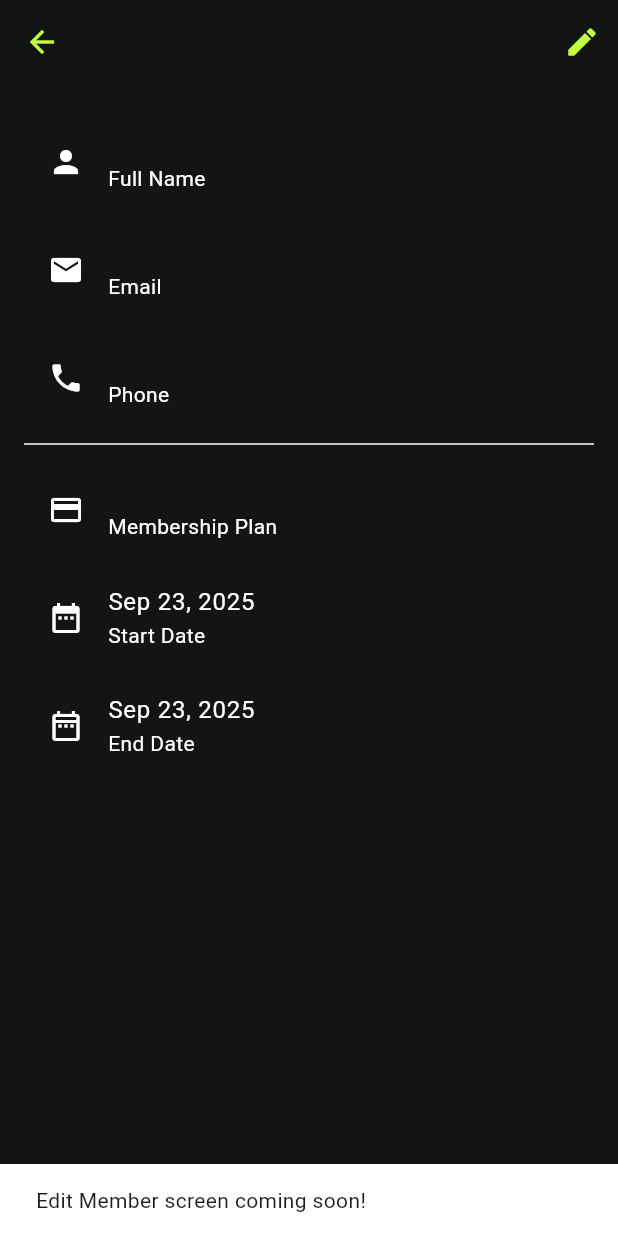
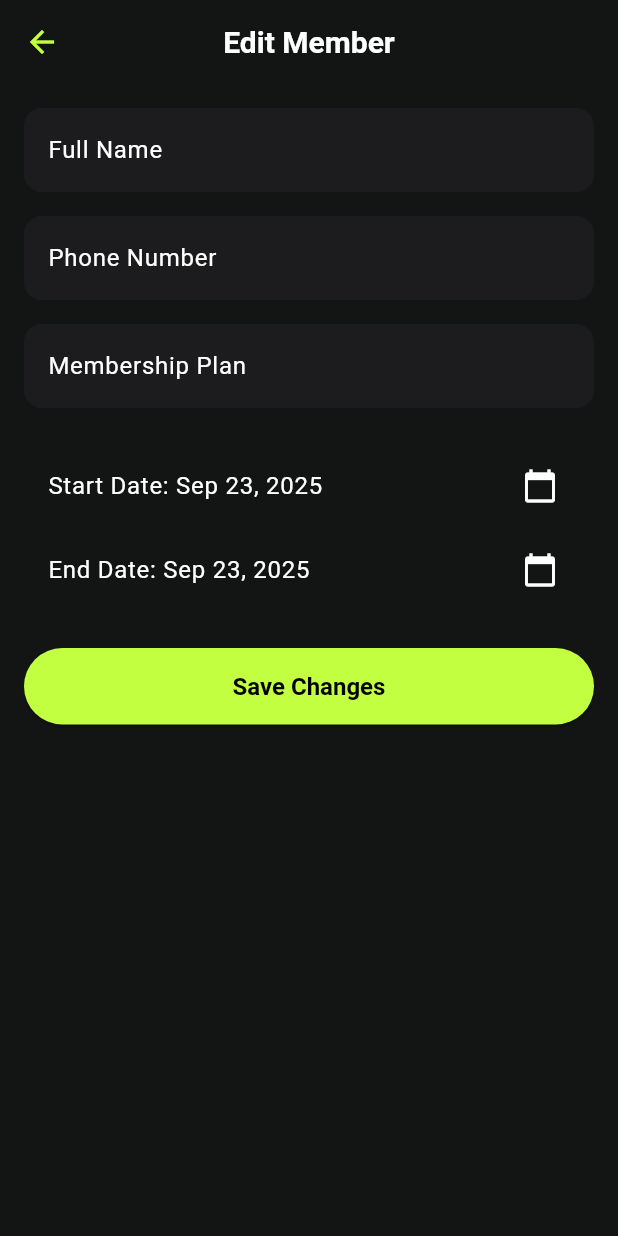
Before and after one commit to uzaka5944-lab/gym_management_app, a Flutter app: the AdminMemberDetailsScreen screen opened directly with empty values, after a tap on the "edit" icon, on a phone screen of 412 x 824 dp. Run offline on Flutter 3.47's test engine with Material 3 defaults, Android fonts, the phone set to English and light mode, and no system bars; our stand-ins replace supabase_flutter; accounts and stored records are empty; network calls fail; Roboto replaces fonts that are missing (Poppins).

Commit message:
new updates

```diff
--- a/lib/admin_edit_member_screen.dart
+++ b/lib/admin_edit_member_screen.dart
@@ -1,17 +1,118 @@
 // lib/admin_edit_member_screen.dart
 import 'package:flutter/material.dart';
+import 'package:intl/intl.dart';
+import 'main.dart';
+import 'theme.dart';
 
-class AdminEditMemberScreen extends StatelessWidget {
-  const AdminEditMemberScreen({super.key});
+class AdminEditMemberScreen extends StatefulWidget {
+  final Map<String, dynamic> memberData;
+
+  const AdminEditMemberScreen({super.key, required this.memberData});
+
+  @override
+  State<AdminEditMemberScreen> createState() => _AdminEditMemberScreenState();
+}
+
+class _AdminEditMemberScreenState extends State<AdminEditMemberScreen> {
+  final _formKey = GlobalKey<FormState>();
+  late TextEditingController _nameController;
+  late TextEditingController _phoneController;
+  late TextEditingController _planController;
+  DateTime? _startDate;
+  DateTime? _endDate;
+  bool _isLoading = false;
+
+  @override
+  void initState() {
+    super.initState();
+    _nameController = TextEditingController(text: widget.memberData['name']);
+    _phoneController = TextEditingController(text: widget.memberData['phone']);
+    _planController = TextEditingController(text: widget.memberData['membership_plan'] ?? 'Monthly');
+    _startDate = widget.memberData['start_date'] != null ? DateTime.parse(widget.memberData['start_date']) : null;
+    _endDate = widget.memberData['end_date'] != null ? DateTime.parse(widget.memberData['end_date']) : null;
+  }
+
+  Future<void> _selectDate(BuildContext context, bool isStartDate) async {
+    final DateTime? picked = await showDatePicker(
+      context: context,
+      initialDate: (isStartDate ? _startDate : _endDate) ?? DateTime.now(),
+      firstDate: DateTime(2020),
+      lastDate: DateTime(2030),
+    );
+    if (picked != null) {
+      setState(() {
+        if (isStartDate) {
+          _startDate = picked;
+        } else {
+          _endDate = picked;
+        }
+      });
+    }
+  }
+
+  Future<void> _updateMember() async {
+    if(!_formKey.currentState!.validate()){ return; }
+    setState(() => _isLoading = true);
+    try {
+      final response = await supabase.functions.invoke('update-member', body: {
+        'member_id': widget.memberData['id'],
+        'name': _nameController.text.trim(),
+        'phone': _phoneController.text.trim(),
+        'membership_plan': _planController.text.trim(),
+        'start_date': _startDate?.toIso8601String(),
+        'end_date': _endDate?.toIso8601String(),
+      });
+
+      if(response.status != 200){
+        throw response.data['error'] ?? 'Unknown error';
+      }
+      if(mounted){
+        ScaffoldMessenger.of(context).showSnackBar(const SnackBar(content: Text('Member updated successfully'), backgroundColor: primaryColor));
+        Navigator.of(context).pop(true);
+      }
+
+    } catch(e) {
+      if(mounted){
+        ScaffoldMessenger.of(context).showSnackBar(SnackBar(content: Text('Error updating member: $e'), backgroundColor: Theme.of(context).colorScheme.error));
+      }
+    } finally {
+      if(mounted){
+        setState(() => _isLoading = false);
+      }
+    }
+  }
 
   @override
   Widget build(BuildContext context) {
     return Scaffold(
-      appBar: AppBar(
-        title: const Text('Edit Member'),
-      ),
-      body: const Center(
-        child: Text('Edit Member form coming soon!'),
+      appBar: AppBar(title: const Text('Edit Member')),
+      body: Form(
+        key: _formKey,
+        child: ListView(
+          padding: const EdgeInsets.all(16.0),
+          children: [
+            TextFormField(controller: _nameController, decoration: const InputDecoration(labelText: 'Full Name')),
+            const SizedBox(height: 16),
+            TextFormField(controller: _phoneController, decoration: const InputDecoration(labelText: 'Phone Number')),
+            const SizedBox(height: 16),
+            TextFormField(controller: _planController, decoration: const InputDecoration(labelText: 'Membership Plan')),
+            const SizedBox(height: 24),
+            ListTile(
+              title: Text('Start Date: ${_startDate != null ? DateFormat.yMMMd().format(_startDate!) : 'Not Set'}'),
+              trailing: const Icon(Icons.calendar_today),
+              onTap: () => _selectDate(context, true),
+            ),
+            ListTile(
+              title: Text('End Date: ${_endDate != null ? DateFormat.yMMMd().format(_endDate!) : 'Not Set'}'),
+              trailing: const Icon(Icons.calendar_today),
+              onTap: () => _selectDate(context, false),
+            ),
+            const SizedBox(height: 24),
+            _isLoading
+              ? const Center(child: CircularProgressIndicator())
+              : ElevatedButton(onPressed: _updateMember, child: const Text('Save Changes')),
+          ],
+        ),
       ),
     );
   }
--- a/lib/admin_member_details_screen.dart
+++ b/lib/admin_member_details_screen.dart
@@ -1,18 +1,17 @@
 // lib/admin_member_details_screen.dart
-
 import 'package:flutter/material.dart';
 import 'package:intl/intl.dart';
 import 'main.dart';
-// import 'admin_edit_member_screen.dart'; // We will use this later
+import 'admin_edit_member_screen.dart'; // Import the new edit screen
 
 class AdminMemberDetailsScreen extends StatefulWidget {
   final String memberId;
-  final String memberName; // <-- ADDED THIS LINE
+  final String memberName;
 
   const AdminMemberDetailsScreen({
     super.key,
     required this.memberId,
-    required this.memberName, // <-- AND THIS LINE
+    required this.memberName,
   });
 
   @override
@@ -30,6 +29,7 @@ class _AdminMemberDetailsScreenState extends State<AdminMemberDetailsScreen> {
   }
 
   Future<Map<String, dynamic>> _fetchMemberDetails() async {
+    // This logic handles cases where a user has a profile but not yet a member entry
     try {
       final response = await supabase
           .from('members')
@@ -38,12 +38,14 @@ class _AdminMemberDetailsScreenState extends State<AdminMemberDetailsScreen> {
           .single();
       return response;
     } catch (e) {
-      final profileResponse = await supabase.from('profiles').select('full_name, id').eq('id', widget.memberId).single();
-      return {
+      final profileResponse = await supabase.from('profiles').select('full_name, id, created_at').eq('id', widget.memberId).single();
+      final memberResponse = await supabase.from('members').insert({
         'user_id': profileResponse['id'],
         'name': profileResponse['full_name'],
-        'email': 'Loading...',
-      };
+        'email': 'Not set yet', // Email is in auth table
+        'start_date': DateTime.parse(profileResponse['created_at']).toIso8601String(),
+      }).select().single();
+      return memberResponse;
     }
   }
 
@@ -51,16 +53,27 @@ class _AdminMemberDetailsScreenState extends State<AdminMemberDetailsScreen> {
   Widget build(BuildContext context) {
     return Scaffold(
       appBar: AppBar(
-        title: Text(widget.memberName), // This now works correctly
+        title: Text(widget.memberName),
         actions: [
-          IconButton(
-            icon: const Icon(Icons.edit),
-            onPressed: () {
-              ScaffoldMessenger.of(context).showSnackBar(const SnackBar(
-                content: Text('Edit Member screen coming soon!'),
-              ));
+          FutureBuilder<Map<String, dynamic>>(
+            future: _memberDetailsFuture,
+            builder: (context, snapshot) {
+              if (!snapshot.hasData) return const SizedBox.shrink();
+              return IconButton(
+                icon: const Icon(Icons.edit),
+                onPressed: () async {
+                  final result = await Navigator.of(context).push<bool>(
+                    MaterialPageRoute(
+                      builder: (context) => AdminEditMemberScreen(memberData: snapshot.data!),
+                    ),
+                  );
+                  if (result == true) {
+                    setState(() { _memberDetailsFuture = _fetchMemberDetails(); });
+                  }
+                },
+              );
             },
-          ),
+          )
         ],
       ),
       body: FutureBuilder<Map<String, dynamic>>(
@@ -78,9 +91,7 @@ class _AdminMemberDetailsScreenState extends State<AdminMemberDetailsScreen> {
 
           return RefreshIndicator(
             onRefresh: () async {
-              setState(() {
-                _memberDetailsFuture = _fetchMemberDetails();
-              });
+              setState(() { _memberDetailsFuture = _fetchMemberDetails(); });
             },
             child: ListView(
               padding: const EdgeInsets.all(16.0),
```
Also changed, not shown: 1 other file.
